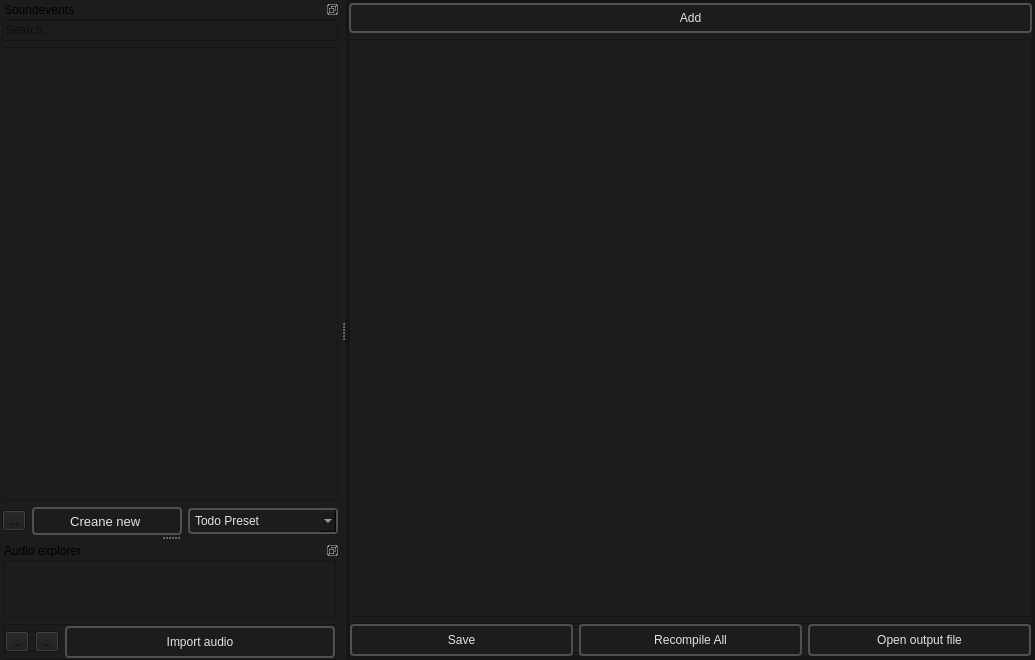
Above: soudevent_editor/soundevenet_editor_mainwindow.ui from dertwist/Hammer5Tools before the change. Below: the same form after it.
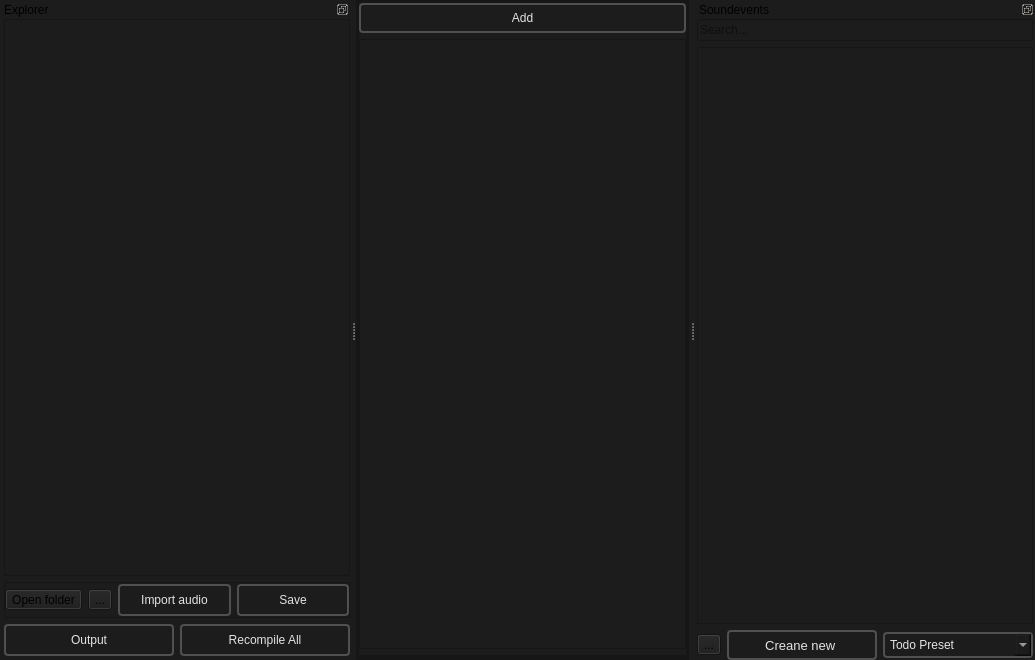
That is the form after the change. Icons and pictures are not drawn.

What changed in the file:
```diff
--- a/soudevent_editor/soundevenet_editor_mainwindow.ui
+++ b/soudevent_editor/soundevenet_editor_mainwindow.ui
@@ -160,8 +160,8 @@
                  <rect>
                   <x>0</x>
                   <y>0</y>
-                  <width>686</width>
-                  <height>576</height>
+                  <width>262</width>
+                  <height>608</height>
                  </rect>
                 </property>
                 <layout class="QVBoxLayout" name="verticalLayout_2">
@@ -208,180 +208,6 @@
                 <property name="bottomMargin">
                  <number>0</number>
                 </property>
-                <item>
-                 <widget class="QPushButton" name="save_button">
-                  <property name="minimumSize">
-                   <size>
-                    <width>0</width>
-                    <height>32</height>
-                   </size>
-                  </property>
-                  <property name="toolTip">
-                   <string>&lt;html&gt;&lt;head/&gt;&lt;body&gt;&lt;p&gt;Save file (Ctrl + S)&lt;/p&gt;&lt;/body&gt;&lt;/html&gt;</string>
-                  </property>
-                  <property name="styleSheet">
-                   <string notr="true">
-    /* QPushButton default and hover styles */
-    QPushButton {
-
-        font: 600 10pt &quot;Segoe UI&quot;;
-	
-
-        border: 2px solid black;
-        border-radius: 4px;
-        border-color: rgba(80, 80, 80, 255);
-        height:22px;
-        padding-top: 2px;
-        padding-bottom:2px;
-        padding-left: 4px;
-        padding-right: 4px;
-        color: #E3E3E3;
-        background-color: #1C1C1C;
-    }
-    QPushButton:hover {
-        background-color: #414956;
-        color: white;
-    }
-    QPushButton:pressed {
-        background-color: red;
-        background-color: #1C1C1C;
-        margin: 1 px;
-        margin-left: 2px;
-        margin-right: 2px;
-
-    }</string>
-                  </property>
-                  <property name="text">
-                   <string>Save</string>
-                  </property>
-                  <property name="icon">
-                   <iconset resource="../resources.qrc">
-                    <normaloff>:/icons/save_16dp_9D9D9D_FILL0_wght400_GRAD0_opsz20.svg</normaloff>:/icons/save_16dp_9D9D9D_FILL0_wght400_GRAD0_opsz20.svg</iconset>
-                  </property>
-                  <property name="iconSize">
-                   <size>
-                    <width>20</width>
-                    <height>20</height>
-                   </size>
-                  </property>
-                 </widget>
-                </item>
-                <item>
-                 <widget class="QPushButton" name="recompile_all_button">
-                  <property name="minimumSize">
-                   <size>
-                    <width>0</width>
-                    <height>32</height>
-                   </size>
-                  </property>
-                  <property name="toolTip">
-                   <string>&lt;html&gt;&lt;head/&gt;&lt;body&gt;&lt;p&gt;Recompiles all sounds and sound events&lt;/p&gt;&lt;/body&gt;&lt;/html&gt;</string>
-                  </property>
-                  <property name="styleSheet">
-                   <string notr="true">
-    /* QPushButton default and hover styles */
-    QPushButton {
-
-        font: 600 10pt &quot;Segoe UI&quot;;
-	
-
-        border: 2px solid black;
-        border-radius: 4px;
-        border-color: rgba(80, 80, 80, 255);
-        height:22px;
-        padding-top: 2px;
-        padding-bottom:2px;
-        padding-left: 4px;
-        padding-right: 4px;
-        color: #E3E3E3;
-        background-color: #1C1C1C;
-    }
-    QPushButton:hover {
-        background-color: #414956;
-        color: white;
-    }
-    QPushButton:pressed {
-        background-color: red;
-        background-color: #1C1C1C;
-        margin: 1 px;
-        margin-left: 2px;
-        margin-right: 2px;
-
-    }</string>
-                  </property>
-                  <property name="text">
-                   <string>Recompile All</string>
-                  </property>
-                  <property name="icon">
-                   <iconset resource="../resources.qrc">
-                    <normaloff>:/icons/menu_open_24dp_9D9D9D_FILL0_wght400_GRAD0_opsz24.svg</normaloff>:/icons/menu_open_24dp_9D9D9D_FILL0_wght400_GRAD0_opsz24.svg</iconset>
-                  </property>
-                  <property name="iconSize">
-                   <size>
-                    <width>20</width>
-                    <height>20</height>
-                   </size>
-                  </property>
-                 </widget>
-                </item>
-                <item>
-                 <widget class="QPushButton" name="open_output_file_button">
-                  <property name="minimumSize">
-                   <size>
-                    <width>0</width>
-                    <height>32</height>
-                   </size>
-                  </property>
-                  <property name="toolTip">
-                   <string>&lt;html&gt;&lt;head/&gt;&lt;body&gt;&lt;p&gt;Opens soundevents_addon.vsndevts in notepad&lt;/p&gt;&lt;/body&gt;&lt;/html&gt;</string>
-                  </property>
-                  <property name="styleSheet">
-                   <string notr="true">
-    /* QPushButton default and hover styles */
-    QPushButton {
-
-        font: 600 10pt &quot;Segoe UI&quot;;
-	
-
-        border: 2px solid black;
-        border-radius: 4px;
-        border-color: rgba(80, 80, 80, 255);
-        height:22px;
-        padding-top: 2px;
-        padding-bottom:2px;
-        padding-left: 4px;
-        padding-right: 4px;
-        color: #E3E3E3;
-        background-color: #1C1C1C;
-    }
-    QPushButton:hover {
-        background-color: #414956;
-        color: white;
-    }
-    QPushButton:pressed {
-        background-color: red;
-        background-color: #1C1C1C;
-        margin: 1 px;
-        margin-left: 2px;
-        margin-right: 2px;
-
-    }</string>
-                  </property>
-                  <property name="text">
-                   <string>Open output file</string>
-                  </property>
-                  <property name="icon">
-                   <iconset resource="../resources.qrc">
-                    <normaloff>:/icons/file_open_16dp_9D9D9D_FILL0_wght400_GRAD0_opsz20.svg</normaloff>:/icons/file_open_16dp_9D9D9D_FILL0_wght400_GRAD0_opsz20.svg</iconset>
-                  </property>
-                  <property name="iconSize">
-                   <size>
-                    <width>20</width>
-                    <height>20</height>
-                   </size>
-                  </property>
-                 </widget>
-                </item>
                </layout>
               </widget>
              </item>
@@ -400,7 +226,7 @@
    <property name="minimumSize">
     <size>
      <width>340</width>
-     <height>173</height>
+     <height>229</height>
     </size>
    </property>
    <property name="features">
@@ -410,7 +236,7 @@
     <string>Soundevents</string>
    </property>
    <attribute name="dockWidgetArea">
-    <number>1</number>
+    <number>2</number>
    </attribute>
    <widget class="QWidget" name="dockWidgetContents">
     <layout class="QVBoxLayout" name="verticalLayout_6">
@@ -444,7 +270,7 @@
        <property name="maximumSize">
         <size>
          <width>16777215</width>
-         <height>28</height>
+         <height>32</height>
         </size>
        </property>
        <layout class="QHBoxLayout" name="horizontalLayout_8">
@@ -715,12 +541,18 @@
     </layout>
    </widget>
   </widget>
-  <widget class="QDockWidget" name="dockWidget_2">
+  <widget class="QDockWidget" name="dockWidget_3">
+   <property name="minimumSize">
+    <size>
+     <width>350</width>
+     <height>107</height>
+    </size>
+   </property>
    <property name="features">
     <set>QDockWidget::DockWidgetFloatable|QDockWidget::DockWidgetMovable</set>
    </property>
    <property name="windowTitle">
-    <string>Audio explorer</string>
+    <string>Explorer</string>
    </property>
    <attribute name="dockWidgetArea">
     <number>1</number>
@@ -737,10 +569,10 @@
       <number>0</number>
      </property>
      <property name="rightMargin">
-      <number>4</number>
+      <number>0</number>
      </property>
      <property name="bottomMargin">
-      <number>0</number>
+      <number>4</number>
      </property>
      <item>
       <widget class="QFrame" name="audio_files_explorer_frame">
@@ -802,7 +634,7 @@
            <string>&lt;html&gt;&lt;head/&gt;&lt;body&gt;&lt;p&gt;Open sounds folder&lt;/p&gt;&lt;/body&gt;&lt;/html&gt;</string>
           </property>
           <property name="text">
-           <string>...</string>
+           <string>Open folder</string>
           </property>
           <property name="icon">
            <iconset resource="../resources.qrc">
@@ -894,9 +726,187 @@
           </property>
          </widget>
         </item>
+        <item>
+         <widget class="QPushButton" name="save_button">
+          <property name="minimumSize">
+           <size>
+            <width>0</width>
+            <height>32</height>
+           </size>
+          </property>
+          <property name="toolTip">
+           <string>&lt;html&gt;&lt;head/&gt;&lt;body&gt;&lt;p&gt;Save file (Ctrl + S)&lt;/p&gt;&lt;/body&gt;&lt;/html&gt;</string>
+          </property>
+          <property name="styleSheet">
+           <string notr="true">
+    /* QPushButton default and hover styles */
+    QPushButton {
+
+        font: 600 10pt &quot;Segoe UI&quot;;
+	
+
+        border: 2px solid black;
+        border-radius: 4px;
+        border-color: rgba(80, 80, 80, 255);
+        height:22px;
+        padding-top: 2px;
+        padding-bottom:2px;
+        padding-left: 4px;
+        padding-right: 4px;
+        color: #E3E3E3;
+        background-color: #1C1C1C;
+    }
+    QPushButton:hover {
+        background-color: #414956;
+        color: white;
+    }
+    QPushButton:pressed {
+        background-color: red;
+        background-color: #1C1C1C;
+        margin: 1 px;
+        margin-left: 2px;
+        margin-right: 2px;
+
+    }</string>
+          </property>
+          <property name="text">
+           <string>Save</string>
+          </property>
+          <property name="icon">
+           <iconset resource="../resources.qrc">
+            <normaloff>:/icons/save_16dp_9D9D9D_FILL0_wght400_GRAD0_opsz20.svg</normaloff>:/icons/save_16dp_9D9D9D_FILL0_wght400_GRAD0_opsz20.svg</iconset>
+          </property>
+          <property name="iconSize">
+           <size>
+            <width>20</width>
+            <height>20</height>
+           </size>
+          </property>
+         </widget>
+        </item>
        </layout>
       </widget>
      </item>
+     <item>
+      <layout class="QHBoxLayout" name="horizontalLayout_9">
+       <item>
+        <widget class="QPushButton" name="open_output_file_button">
+         <property name="minimumSize">
+          <size>
+           <width>0</width>
+           <height>32</height>
+          </size>
+         </property>
+         <property name="toolTip">
+          <string>&lt;html&gt;&lt;head/&gt;&lt;body&gt;&lt;p&gt;Opens soundevents_addon.vsndevts in notepad&lt;/p&gt;&lt;/body&gt;&lt;/html&gt;</string>
+         </property>
+         <property name="styleSheet">
+          <string notr="true">
+    /* QPushButton default and hover styles */
+    QPushButton {
+
+        font: 600 10pt &quot;Segoe UI&quot;;
+	
+
+        border: 2px solid black;
+        border-radius: 4px;
+        border-color: rgba(80, 80, 80, 255);
+        height:22px;
+        padding-top: 2px;
+        padding-bottom:2px;
+        padding-left: 4px;
+        padding-right: 4px;
+        color: #E3E3E3;
+        background-color: #1C1C1C;
+    }
+    QPushButton:hover {
+        background-color: #414956;
+        color: white;
+    }
+    QPushButton:pressed {
+        background-color: red;
+        background-color: #1C1C1C;
+        margin: 1 px;
+        margin-left: 2px;
+        margin-right: 2px;
+
+    }</string>
+         </property>
+         <property name="text">
+          <string>Output</string>
+         </property>
+         <property name="icon">
+          <iconset resource="../resources.qrc">
+           <normaloff>:/icons/file_open_16dp_9D9D9D_FILL0_wght400_GRAD0_opsz20.svg</normaloff>:/icons/file_open_16dp_9D9D9D_FILL0_wght400_GRAD0_opsz20.svg</iconset>
+         </property>
+         <property name="iconSize">
+          <size>
+           <width>20</width>
+           <height>20</height>
+          </size>
+         </property>
+        </widget>
+       </item>
+       <item>
+        <widget class="QPushButton" name="recompile_all_button">
+         <property name="minimumSize">
+          <size>
+           <width>0</width>
+           <height>32</height>
+          </size>
+         </property>
+         <property name="toolTip">
+          <string>&lt;html&gt;&lt;head/&gt;&lt;body&gt;&lt;p&gt;Recompiles all sounds and sound events&lt;/p&gt;&lt;/body&gt;&lt;/html&gt;</string>
+         </property>
+         <property name="styleSheet">
+          <string notr="true">
+    /* QPushButton default and hover styles */
+    QPushButton {
+
+        font: 600 10pt &quot;Segoe UI&quot;;
+	
+
+        border: 2px solid black;
+        border-radius: 4px;
+        border-color: rgba(80, 80, 80, 255);
+        height:22px;
+        padding-top: 2px;
+        padding-bottom:2px;
+        padding-left: 4px;
+        padding-right: 4px;
+        color: #E3E3E3;
+        background-color: #1C1C1C;
+    }
+    QPushButton:hover {
+        background-color: #414956;
+        color: white;
+    }
+    QPushButton:pressed {
+        background-color: red;
+        background-color: #1C1C1C;
+        margin: 1 px;
+        margin-left: 2px;
+        margin-right: 2px;
+
+    }</string>
+         </property>
+         <property name="text">
+          <string>Recompile All</string>
+         </property>
+         <property name="icon">
+          <iconset resource="../resources.qrc">
+           <normaloff>:/icons/menu_open_24dp_9D9D9D_FILL0_wght400_GRAD0_opsz24.svg</normaloff>:/icons/menu_open_24dp_9D9D9D_FILL0_wght400_GRAD0_opsz24.svg</iconset>
+         </property>
+         <property name="iconSize">
+          <size>
+           <width>20</width>
+           <height>20</height>
+          </size>
+         </property>
+        </widget>
+       </item>
+      </layout>
+     </item>
     </layout>
    </widget>
   </widget>
```
Left out of the diff: 5 changed lines with no effect on the pictures.
